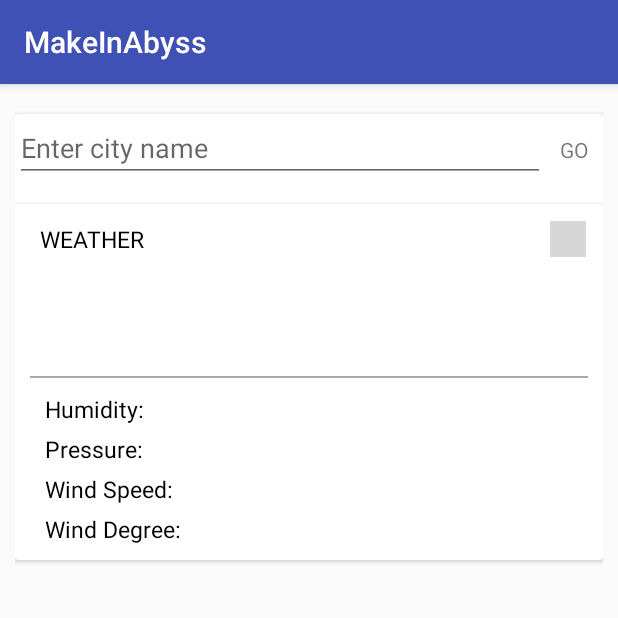
After one commit to godlonging/MakeInAbyss, an Android app: the fragment Weather_fragment1 shown on its own in the app's theme, on a phone screen of 412 x 824 dp, the top half of it. The commit adds this screen. Run offline under Robolectric (Android 15) with nearby library versions, the phone set to English and light mode, and no system bars; our stand-ins replace Picasso; libraries missing offline, so code that uses them is left out: github.vatsal.easyweather; pictures from the network do not load; grey boxes are pictures that could not be loaded.

Commit message:
apply weather activity

```diff
--- a/app/src/main/AndroidManifest.xml
+++ b/app/src/main/AndroidManifest.xml
@@ -24,7 +24,11 @@
         <activity android:name=".LoginActivity" />
         <activity android:name=".TrainActivity" />
         <activity android:name=".ListViewAdapter.FunctionAdapter" />
-        <activity android:name=".TripActivity"></activity>
+        <activity android:name=".TripActivity" />
+        <activity android:name=".WeatherActivity"></activity>
+        <meta-data
+            android:name="com.google.android.geo.API_KEY"
+            android:value="AIzaSyBE74rJ-yZlciE3i50HIftD4bTPv9wPX2c"/>
     </application>
 
 </manifest>
--- a/app/src/main/java/com/trip/animaljie/makeinabyss/ListViewAdapter/FunctionBean.java
+++ b/app/src/main/java/com/trip/animaljie/makeinabyss/ListViewAdapter/FunctionBean.java
@@ -1,6 +1,4 @@
 package com.trip.animaljie.makeinabyss.ListViewAdapter;
-
-
 
 public class FunctionBean {
     private int imageID;
--- a/app/src/main/java/com/trip/animaljie/makeinabyss/MainActivity.java
+++ b/app/src/main/java/com/trip/animaljie/makeinabyss/MainActivity.java
@@ -38,6 +38,8 @@ public class MainActivity extends AppCompatActivity {
                         Intent train = new Intent(MainActivity.this,TrainActivity.class);
                         startActivity(train);
                         break;
+
+
                 }
             }
         });
--- /dev/null
+++ b/app/src/main/java/com/trip/animaljie/makeinabyss/WeatherAdapter/Weather_fragment1.java
@@ -0,0 +1,106 @@
+package com.trip.animaljie.makeinabyss.WeatherAdapter;
+
+import android.app.Fragment;
+import android.os.Bundle;
+import android.support.annotation.Nullable;
+
+import android.view.LayoutInflater;
+import android.view.View;
+import android.view.ViewGroup;
+import android.widget.Button;
+import android.widget.EditText;
+import android.widget.ImageButton;
+import android.widget.ImageView;
+import android.widget.TextView;
+import android.widget.Toast;
+
+import com.squareup.picasso.Picasso;
+import com.trip.animaljie.makeinabyss.BuildConfig;
+import com.trip.animaljie.makeinabyss.R;
+
+import github.vatsal.easyweather.Helper.TempUnitConverter;
+import github.vatsal.easyweather.Helper.WeatherCallback;
+import github.vatsal.easyweather.WeatherMap;
+import github.vatsal.easyweather.retrofit.models.Weather;
+import github.vatsal.easyweather.retrofit.models.WeatherResponseModel;
+
+import static com.trip.animaljie.makeinabyss.BuildConfig.OWM_API_KEY;
+import static github.vatsal.easyweather.Helper.TempUnitConverter.*;
+
+public class Weather_fragment1 extends Fragment {
+    public final String APP_ID = BuildConfig.OWM_API_KEY;
+    String city = null;
+    private TextView weatherTitle;
+    private ImageButton refresh;
+    private ImageView weatherIcon;
+    private TextView location;
+    private TextView condition;
+    private TextView temp;
+    private TextView tvHumidity;
+    private TextView tvPressure;
+    private TextView tvWind;
+    private TextView tvWindDeg;
+    private EditText input;
+    private TextView go;
+
+    @Nullable
+    @Override
+    public View onCreateView(LayoutInflater inflater, @Nullable ViewGroup container, @Nullable Bundle savedInstanceState) {
+        View view = inflater.inflate(R.layout.weatherfragment_layout1,container,false);
+        refresh = view.findViewById(R.id.refresh);
+        refresh.setOnClickListener(new View.OnClickListener() {
+            @Override
+            public void onClick(View view) {
+                loadweather(city);
+            }
+        });
+        weatherIcon = view.findViewById(R.id.weather_icon);
+        location = view.findViewById(R.id.location);
+        condition = view.findViewById(R.id.condition);
+        temp = view.findViewById(R.id.temp);
+        tvHumidity = view.findViewById(R.id.tvHumidity);
+        tvPressure = view.findViewById(R.id.tvPressure);
+        tvWind = view.findViewById(R.id.tvWind);
+        tvWindDeg = view.findViewById(R.id.tvWindDeg);
+        input = view.findViewById(R.id.et_city);
+        go = view.findViewById(R.id.tv_go);
+        go.setOnClickListener(new View.OnClickListener() {
+            @Override
+            public void onClick(View view) {
+            city = input.getText().toString().trim();
+            loadweather(city);
+            Toast.makeText(getActivity(),city+"",Toast.LENGTH_SHORT).show();
+
+            }
+        });
+
+        return view;
+    }
+    private void loadweather(String city){
+        WeatherMap weatherMap = new WeatherMap(getActivity(),APP_ID);
+        weatherMap.getCityWeather(city, new WeatherCallback() {
+            @Override
+            public void success(WeatherResponseModel weatherResponseModel) {
+                populateWeather(weatherResponseModel);
+            }
+
+            @Override
+            public void failure(String s) {
+                System.out.println(s);
+            }
+        });
+    }
+    private void populateWeather(WeatherResponseModel responseModel){
+        Weather weather[] = responseModel.getWeather();
+        condition.setText(weather[0].getMain());
+        temp.setText(convertToCelsius(responseModel.getMain().getTemp()).intValue() + " °C");
+        location.setText(responseModel.getName());
+        tvHumidity.setText(responseModel.getMain().getHumidity() + "%");
+        tvPressure.setText(responseModel.getMain().getPressure() + " hPa");
+        tvWind.setText(responseModel.getWind().getSpeed() + "m/s");
+        tvWindDeg.setText(responseModel.getWind().getDeg() + "°");
+
+        String link = weather[0].getIconLink();
+        Picasso.with(getActivity()).load(link).into(weatherIcon);
+    }
+}
--- /dev/null
+++ b/app/src/main/res/layout/weatherfragment_layout1.xml
@@ -0,0 +1,258 @@
+<?xml version="1.0" encoding="utf-8"?>
+<LinearLayout
+    xmlns:android="http://schemas.android.com/apk/res/android"
+    xmlns:app="http://schemas.android.com/apk/res-auto"
+    xmlns:tools="http://schemas.android.com/tools"
+    android:layout_width="match_parent"
+    android:layout_height="match_parent"
+    android:paddingBottom="10dp"
+    android:paddingLeft="10dp"
+    android:paddingTop="10dp"
+    android:paddingRight="10dp">
+    <android.support.v7.widget.CardView
+        android:layout_width="match_parent"
+        android:layout_height="wrap_content"
+        android:layout_marginTop="10dp"
+        app:cardBackgroundColor="#ffffff"
+        >
+        <LinearLayout
+            android:layout_width="match_parent"
+            android:layout_height="wrap_content"
+            android:orientation="horizontal">
+
+            <EditText
+                android:id="@+id/et_city"
+                android:layout_width="match_parent"
+                android:layout_height="wrap_content"
+                android:layout_weight="1"
+                android:hint="Enter city name" />
+
+            <TextView
+                android:id="@+id/tv_go"
+                android:layout_width="wrap_content"
+                android:layout_height="wrap_content"
+                android:padding="10dp"
+                android:clickable="true"
+                android:text="GO" />
+
+        </LinearLayout>
+        <android.support.v7.widget.CardView
+            android:id="@+id/weatherCard"
+            android:layout_width="match_parent"
+            android:layout_height="wrap_content"
+            android:layout_marginTop="60dp"
+            app:cardBackgroundColor="#ffffff">
+
+            <LinearLayout
+                android:layout_width="match_parent"
+                android:layout_height="match_parent"
+                android:orientation="vertical"
+                android:padding="10dp">
+
+                <RelativeLayout
+                    android:layout_width="match_parent"
+                    android:layout_height="wrap_content"
+                    android:layout_margin="1dp"
+                    android:gravity="center_vertical"
+                    android:orientation="horizontal">
+
+                    <TextView
+                        android:id="@+id/weather_title"
+                        android:layout_width="wrap_content"
+                        android:layout_height="wrap_content"
+                        android:layout_centerVertical="true"
+                        android:layout_marginLeft="5dp"
+                        android:layout_marginStart="5dp"
+                        android:text="WEATHER"
+                        android:textColor="@color/black"
+                        android:textSize="15sp" />
+
+                    <ImageButton
+                        android:id="@+id/refresh"
+                        android:layout_width="24dp"
+                        android:layout_height="24dp"
+                        android:layout_alignParentEnd="true"
+                        android:layout_alignParentRight="true"
+                        android:layout_centerVertical="true"
+                        android:background="@drawable/ic_action_navigation_refresh" />
+
+                </RelativeLayout>
+
+                <LinearLayout
+                    android:layout_width="match_parent"
+                    android:layout_height="match_parent"
+                    android:orientation="horizontal">
+
+                    <ImageView
+                        android:id="@+id/weather_icon"
+                        android:layout_width="68dp"
+                        android:layout_height="68dp"
+                        android:layout_gravity="center_vertical"
+                        android:layout_marginLeft="10dp"
+                        android:adjustViewBounds="true"
+                        android:scaleType="fitXY" />
+
+                    <RelativeLayout
+                        android:layout_width="match_parent"
+                        android:layout_height="match_parent">
+
+                        <LinearLayout
+                            android:id="@+id/textLayout"
+                            android:layout_width="match_parent"
+                            android:layout_height="match_parent"
+                            android:layout_gravity="end|center_vertical"
+                            android:layout_marginRight="5dp"
+                            android:gravity="end"
+                            android:orientation="vertical">
+
+                            <TextView
+                                android:id="@+id/location"
+                                android:layout_width="wrap_content"
+                                android:layout_height="wrap_content"
+                                android:layout_gravity="end"
+                                android:gravity="end"
+                                android:textColor="@color/black"
+                                android:textSize="15sp" />
+
+                            <TextView
+                                android:id="@+id/condition"
+                                android:layout_width="wrap_content"
+                                android:layout_height="wrap_content"
+                                android:layout_marginTop="2dp"
+                                android:textSize="15sp" />
+
+                            <TextView
+                                android:id="@+id/temp"
+                                android:layout_width="wrap_content"
+                                android:layout_height="match_parent"
+                                android:layout_marginTop="2dp"
+                                android:gravity="bottom"
+                                android:textSize="20sp" />
+
+
+                        </LinearLayout>
+
+                    </RelativeLayout>
+
+                </LinearLayout>
+
+                <View
+                    android:layout_width="match_parent"
+                    android:layout_height="1dp"
+                    android:layout_marginTop="10dp"
+                    android:background="@android:color/darker_gray" />
+
+                <LinearLayout
+                    android:layout_width="match_parent"
+                    android:layout_height="wrap_content"
+                    android:layout_marginTop="10dp"
+                    android:orientation="vertical">
+
+                    <LinearLayout
+                        android:id="@+id/ll_extraWeather"
+                        android:layout_width="match_parent"
+                        android:layout_height="wrap_content"
+                        android:orientation="vertical"
+                        android:paddingLeft="10dp"
+                        android:visibility="visible">
+
+                        <RelativeLayout
+                            android:layout_width="match_parent"
+                            android:layout_height="wrap_content">
+
+                            <TextView
+                                android:id="@+id/humidity_desc"
+                                android:layout_width="wrap_content"
+                                android:layout_height="wrap_content"
+                                android:text="Humidity:"
+                                android:textColor="@color/black"
+                                android:textSize="15sp" />
+
+                            <TextView
+                                android:id="@+id/tvHumidity"
+                                android:layout_width="wrap_content"
+                                android:layout_height="wrap_content"
+                                android:layout_alignParentEnd="true"
+                                android:layout_alignParentRight="true"
+                                android:textSize="15sp" />
+
+                        </RelativeLayout>
+
+                        <RelativeLayout
+                            android:layout_width="match_parent"
+                            android:layout_height="wrap_content"
+                            android:layout_marginTop="5dp">
+
+                            <TextView
+                                android:id="@+id/pres_desc"
+                                android:layout_width="wrap_content"
+                                android:layout_height="wrap_content"
+                                android:text="Pressure:"
+                                android:textColor="@color/black"
+                                android:textSize="15sp" />
+
+                            <TextView
+                                android:id="@+id/tvPressure"
+                                android:layout_width="wrap_content"
+                                android:layout_height="wrap_content"
+                                android:layout_alignParentEnd="true"
+                                android:layout_alignParentRight="true"
+                                android:textSize="15sp" />
+
+                        </RelativeLayout>
+
+                        <RelativeLayout
+                            android:layout_width="match_parent"
+                            android:layout_height="wrap_content"
+                            android:layout_marginTop="5dp">
+
+                            <TextView
+                                android:id="@+id/ws_desc"
+                                android:layout_width="wrap_content"
+                                android:layout_height="wrap_content"
+                                android:text="Wind Speed:"
+                                android:textColor="@color/black"
+                                android:textSize="15sp" />
+
+                            <TextView
+                                android:id="@+id/tvWind"
+                                android:layout_width="wrap_content"
+                                android:layout_height="wrap_content"
+                                android:layout_alignParentEnd="true"
+                                android:layout_alignParentRight="true"
+                                android:textSize="15sp" />
+
+                        </RelativeLayout>
+
+                        <RelativeLayout
+                            android:layout_width="match_parent"
+                            android:layout_height="wrap_content"
+                            android:layout_marginTop="5dp">
+
+                            <TextView
+                                android:id="@+id/wd_desc"
+                                android:layout_width="wrap_content"
+                                android:layout_height="wrap_content"
+                                android:text="Wind Degree:"
+                                android:textColor="@color/black"
+                                android:textSize="15sp" />
+
+                            <TextView
+                                android:id="@+id/tvWindDeg"
+                                android:layout_width="wrap_content"
+                                android:layout_height="wrap_content"
+                                android:layout_alignParentEnd="true"
+                                android:layout_alignParentRight="true"
+                                android:textSize="15sp" />
+
+                        </RelativeLayout>
+                    </LinearLayout>
+
+                </LinearLayout>
+
+            </LinearLayout>
+        </android.support.v7.widget.CardView>
+    </android.support.v7.widget.CardView>
+
+
+</LinearLayout>
--- /dev/null
+++ b/app/src/main/res/layout/weatherfragment_layout2.xml
@@ -0,0 +1,6 @@
+<?xml version="1.0" encoding="utf-8"?>
+<fragment xmlns:android="http://schemas.android.com/apk/res/android"
+    android:id="@+id/map"
+    android:layout_width="match_parent"
+    android:layout_height="match_parent"
+    class="com.google.android.gms.maps.SupportMapFragment" />
```
Also changed, not shown: app/build.gradle (+10 -2 lines), app/src/main/java/com/trip/animaljie/makeinabyss/CardStackViewAdapter/CardViewAdapter.java (+92 -65 lines), app/src/main/java/com/trip/animaljie/makeinabyss/CardStackViewAdapter/CardViewBean.java (added, +11 -0 lines), app/src/main/java/com/trip/animaljie/makeinabyss/TripActivity.java (+9 -1 lines), app/src/main/java/com/trip/animaljie/makeinabyss/WeatherActivity.java (added, +29 -0 lines), app/src/main/java/com/trip/animaljie/makeinabyss/WeatherAdapter/FragmentAdapter.java (added, +28 -0 lines), app/src/main/java/com/trip/animaljie/makeinabyss/WeatherAdapter/Weather_fragment2.java (added, +31 -0 lines), app/src/main/res/layout/activity_weather.xml (added, +13 -0 lines), app/src/main/res/layout/cardview_layout.xml (+7 -4 lines).
